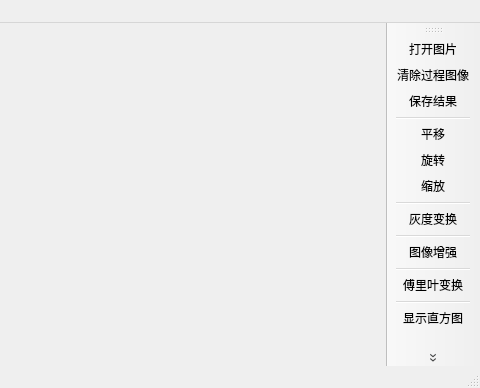
Above: DigitallmageProcessing/DigitallmageProcessing.ui from YanLin02/DigitalImageProcessing before the change; both pictures show x 281 to 761 and y 0 to 388 of the 761 by 388 pixel window. Below: the same form after it.
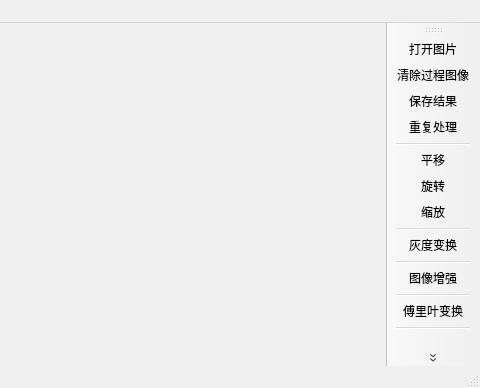
That is the form after the change.

Commit message: UI微调

What changed in the file:
```diff
--- a/DigitallmageProcessing/DigitallmageProcessing.ui
+++ b/DigitallmageProcessing/DigitallmageProcessing.ui
@@ -104,6 +104,7 @@
    <addaction name="actionOpenFile"/>
    <addaction name="actionCleanImage"/>
    <addaction name="actionSaveImg"/>
+   <addaction name="action_Retreatment"/>
    <addaction name="separator"/>
    <addaction name="actionTranslation"/>
    <addaction name="actionRotate"/>
```
Left out of the diff: 2 changed lines with no effect on the pictures. The commit also changes 1 other file.
